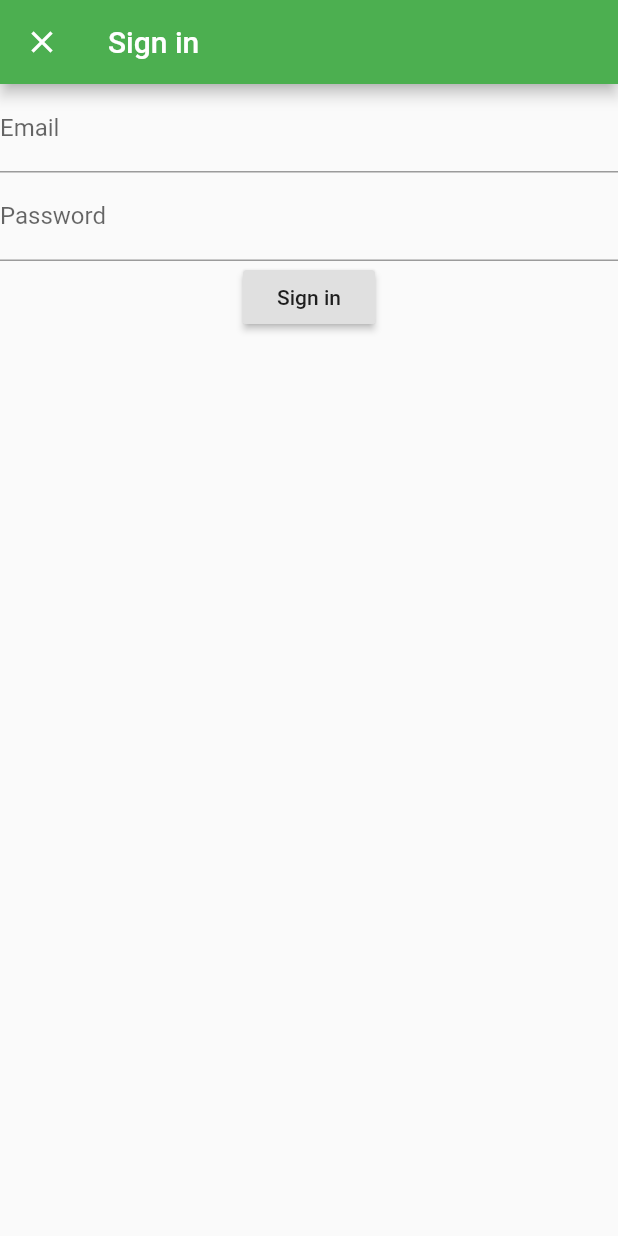
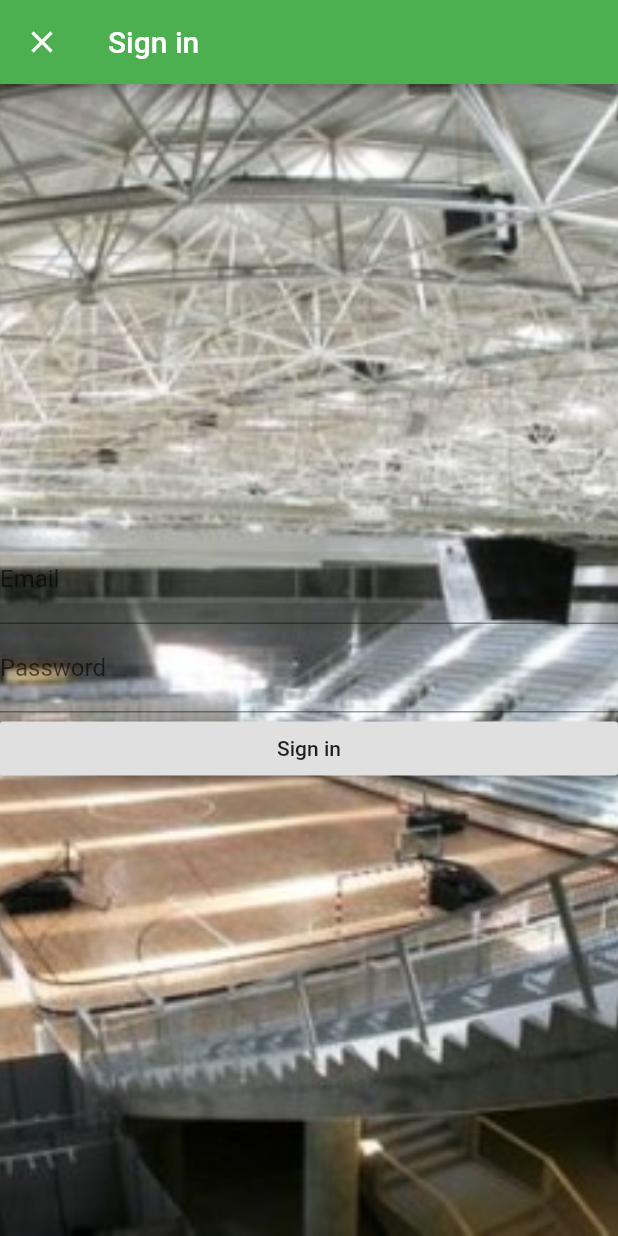
Before and after one commit to Fonseca2570/TEN, a Flutter app: the screen it shows after launch, after a tap on "Sign in", on a phone screen of 412 x 824 dp. Run offline on Flutter 3.47's test engine with Material 2 defaults, Android fonts, the phone set to English and light mode, and no system bars; our stand-ins replace firebase_auth; accounts and stored records are empty.

Commit message:
add images

```diff
--- a/futmm/lib/Pages/Setup/signIn.dart
+++ b/futmm/lib/Pages/Setup/signIn.dart
@@ -16,9 +16,19 @@ class _LoginPageState extends State<LoginPage>{
       appBar: AppBar(
         title: Text('Sign in'),
       ),
-      body: Form(
+
+      body: Container(
+        decoration: new BoxDecoration(
+          image: new DecorationImage(
+            image: new AssetImage("assets/imagens/background.jpg"),
+            fit: BoxFit.cover,
+          ),
+        ),
+        child: Form(
           key : _formKey,
           child: Column(
+            mainAxisAlignment: MainAxisAlignment.center,
+            crossAxisAlignment: CrossAxisAlignment.stretch,
             children: <Widget>[
               TextFormField(
                 validator: (input){
@@ -28,7 +38,7 @@ class _LoginPageState extends State<LoginPage>{
                 },
                 onSaved: (input) => _email = input,
                 decoration: InputDecoration(
-                labelText: 'Email'
+                  labelText: 'Email',
                 ),
               ),
               TextFormField(
@@ -50,6 +60,7 @@ class _LoginPageState extends State<LoginPage>{
             ],
           ),
         ),
+      ),
     );
   }
 
--- a/futmm/lib/Pages/Setup/welcome.dart
+++ b/futmm/lib/Pages/Setup/welcome.dart
@@ -18,6 +18,10 @@ class _WelcomePage extends State<WelcomePage> {
           mainAxisAlignment: MainAxisAlignment.center,
           crossAxisAlignment: CrossAxisAlignment.stretch,
           children: <Widget>[
+            Image.asset("assets/imagens/logo.png",height: 250, width: 250,),
+            Padding(
+              padding: EdgeInsets.all(50.0),
+            ),
             RaisedButton(
               onPressed: navigateToSignIn,
               child: Text('Sign in'),
--- a/futmm/pubspec.yaml
+++ b/futmm/pubspec.yaml
@@ -43,9 +43,10 @@ flutter:
   # the material Icons class.
   uses-material-design: true
 
+
   # To add assets to your application, add an assets section, like this:
-  # assets:
-  #  - images/a_dot_burr.jpeg
+  assets:
+  - assets/imagens/
   #  - images/a_dot_ham.jpeg
 
   # An image asset can refer to one or more resolution-specific "variants", see
```
Also changed, not shown: futmm/assets/imagens/background.jpg (added), futmm/assets/imagens/logo.png (added). Lines whose indentation alone changed are shown as unchanged.
